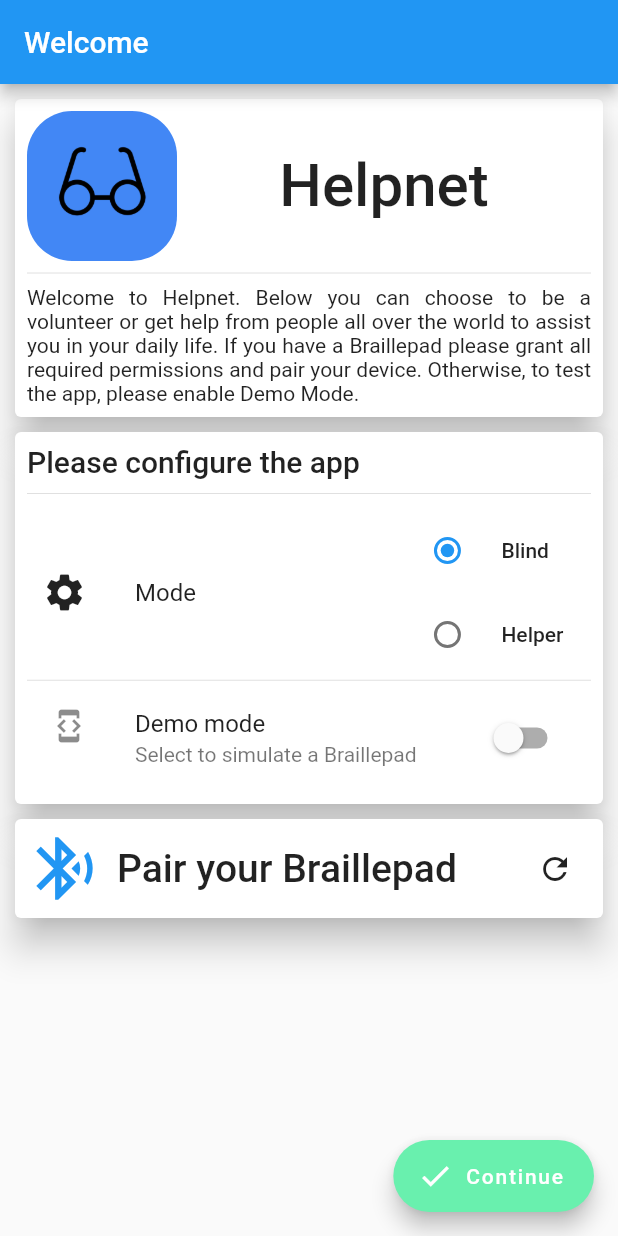
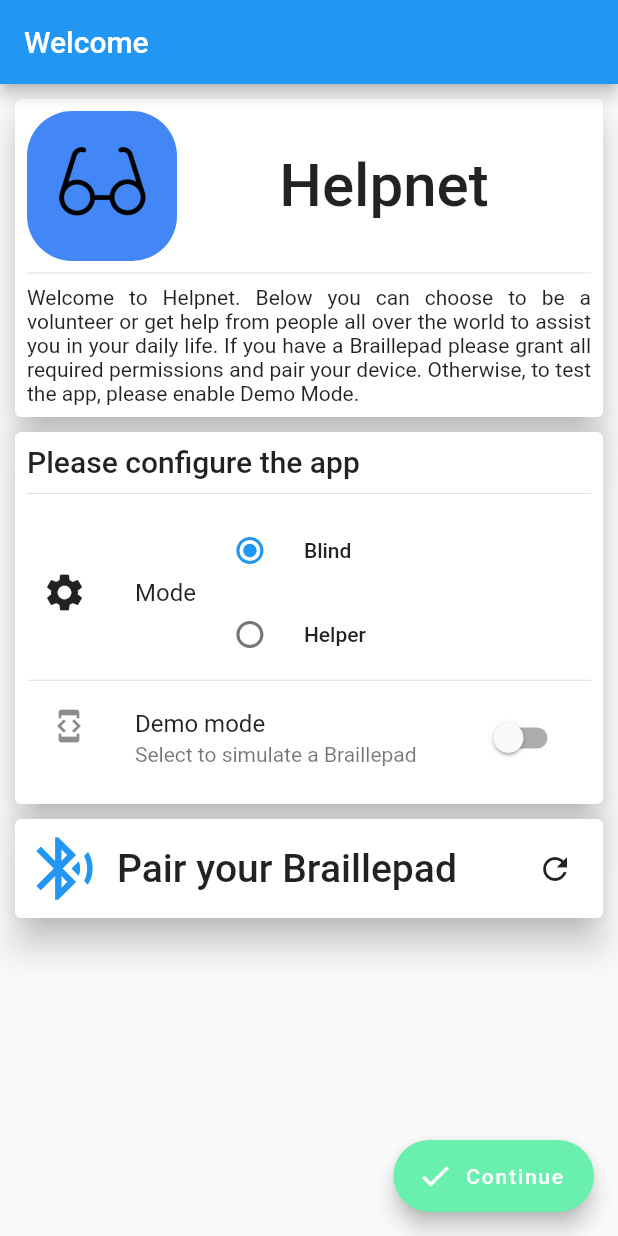
Before and after one commit to Carbon225/hack-heroes-2019-mobile, a Flutter app: the screen it shows after launch, after a tap on "Continue", after a tap on the "settings" icon, on a phone screen of 412 x 824 dp. Run offline on Flutter 3.47's test engine with Material 2 defaults, Android fonts, the phone set to English and light mode, and no system bars; our stand-ins replace camera, firebase_messaging, flutter_blue, permission_handler, shared_preferences; accounts and stored records are empty; network calls fail; statements that could not run were skipped.

```diff
--- a/lib/ui/configurator_screen.dart
+++ b/lib/ui/configurator_screen.dart
@@ -113,7 +113,7 @@ class ConfiguratorScreenState extends State<ConfiguratorScreen> with TickerProvi
     final mic = await PermissionHandler().checkPermissionStatus(PermissionGroup.microphone);
     final ble = await PermissionHandler().checkPermissionStatus(PermissionGroup.location);
 
-    return camera == PermissionStatus.granted && mic == PermissionStatus.granted && ble == PermissionStatus.granted;
+    return camera == PermissionStatus.granted && mic == PermissionStatus.granted && (ble == PermissionStatus.granted || ble == PermissionStatus.disabled);
   }
 
   Widget _getPermissions(context) {
@@ -186,9 +186,6 @@ class ConfiguratorScreenState extends State<ConfiguratorScreen> with TickerProvi
         Text('Mode',
           textAlign: TextAlign.center,
           style: Theme.of(context).textTheme.subhead,//.apply(fontSizeFactor: 1.2),
-        ),
-        Expanded(
-          child: Container(),
         ),
         Expanded(
           child: Column(
```
